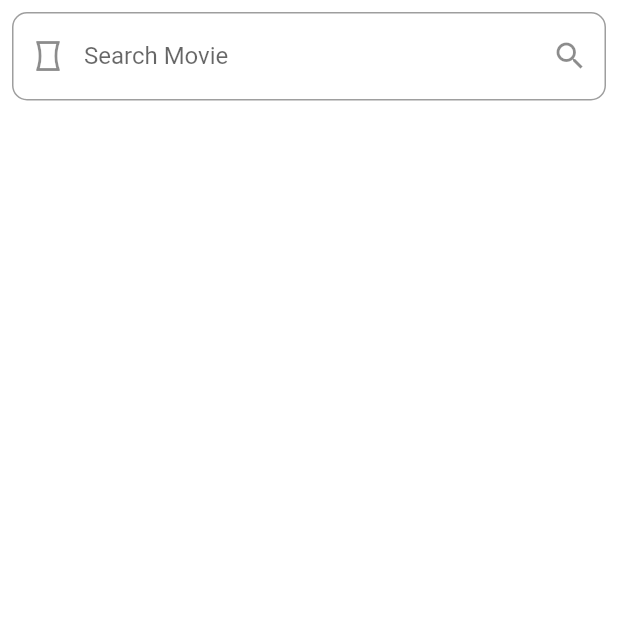
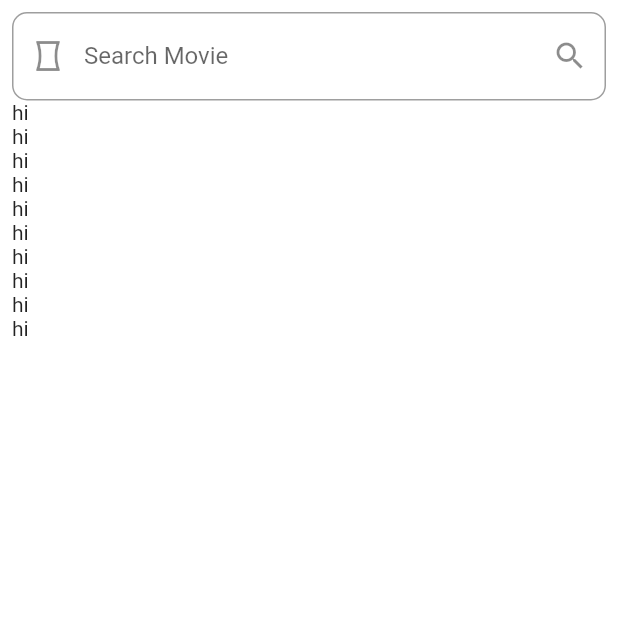
Before and after one commit to BullsEye34/Tradexa_Selection, a Flutter app: the screen it shows after launch, on a phone screen of 412 x 824 dp, the top half of it. Run offline on Flutter 3.47's test engine with Material 2 defaults, Android fonts, the phone set to English and light mode, and no system bars; network calls fail.

Commit message:
Fix JSON Decode

```diff
--- a/lib/main.dart
+++ b/lib/main.dart
@@ -83,8 +83,7 @@ class _appState extends State<app> {
   _getUsers() {
     API().getUsers().then((response) {
       var o = response;
-      //print(o.body.toString().substring(3));
-      o = o.body.toString().substring(3);
+      o = o.body.toString();
       setState(() {
         Iterable list = json.decode(o);
         users = list.map((model) => User.fromJson(model)).toList();
@@ -125,6 +124,13 @@ class _appState extends State<app> {
                     labelText: 'Search Movie',
                   ),
                 ),
+                ListView.builder(
+                  shrinkWrap: true,
+                  itemBuilder: (context, index) {
+                    return Text('hi');
+                  },
+                  itemCount: 10,
+                )
               ],
             ),
           ),
```
